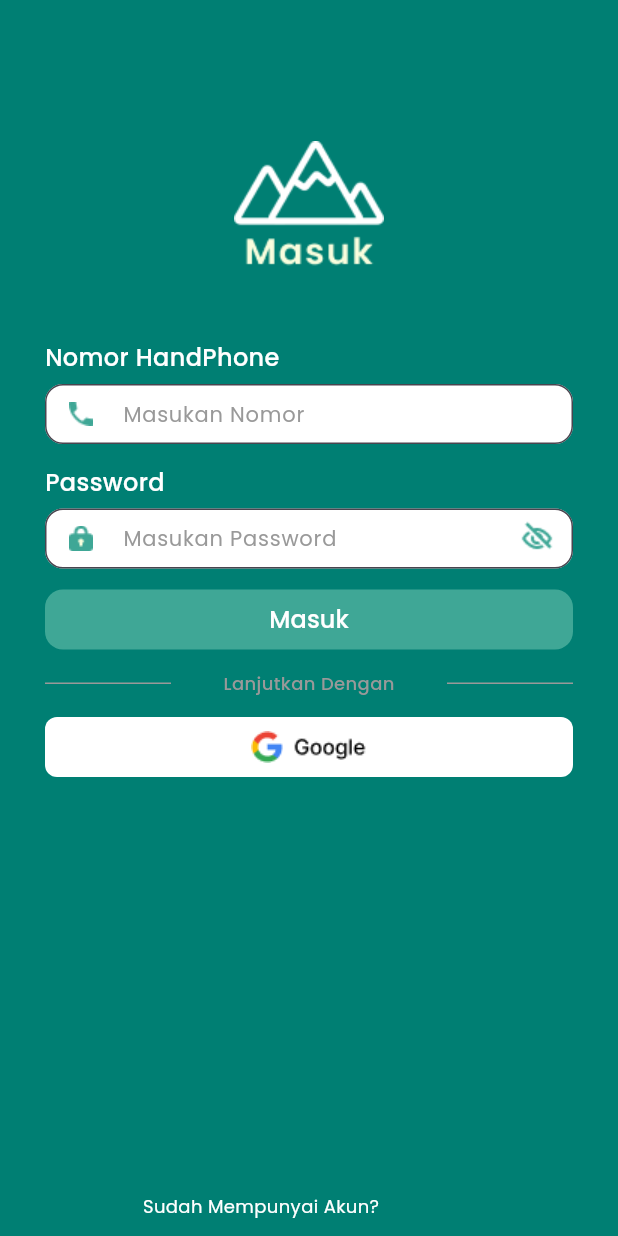
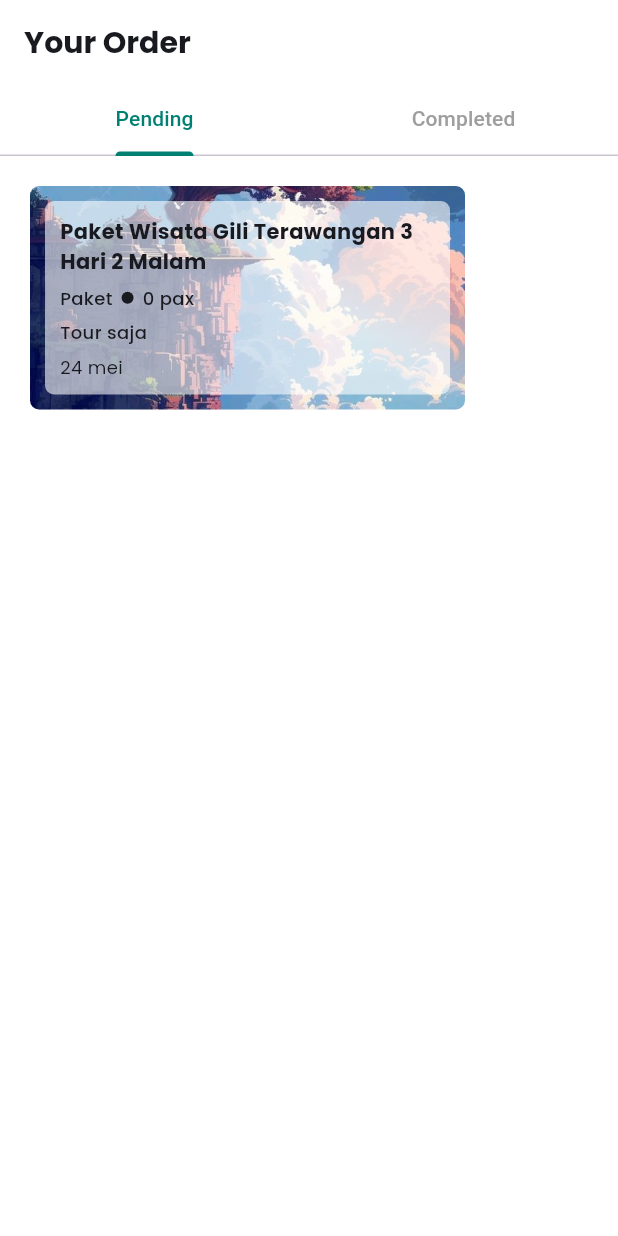
Before and after one commit to xlalurahmatulikhsan/TourTravel, a Flutter app: the screen it shows after launch, on a phone screen of 412 x 824 dp. Run offline on Flutter 3.47's test engine with Material 3 defaults, Android fonts, the phone set to English and light mode, and no system bars; our stand-ins replace carousel_slider, gap, get, google_fonts, smooth_page_indicator; missing offline and left inert: dart:ffi.

Commit message:
order page tanpa fungsi, fungsinya nyusul

```diff
--- a/lib/Page/auth/login.dart
+++ b/lib/Page/auth/login.dart
@@ -109,7 +109,7 @@ class Login extends StatelessWidget {
                   onPressed: () {
                     if (controller.nomor.text == '' &&
                         controller.pass.text == '') {
-                      Get.snackbar("Oi Isi dlu Kimak", "Cahocibeeee");
+                      Get.snackbar("Peringatan", "Tidak Boleh Kosong");
                       return;
                     } else {
                       Get.off(() => Home());
--- /dev/null
+++ b/lib/Page/order_page.dart
@@ -0,0 +1,84 @@
+import 'dart:ffi';
+
+import 'package:flutter/material.dart';
+import 'package:gap/gap.dart';
+import 'package:get/get.dart';
+import 'package:slicing/Page/package/order.dart';
+import 'package:slicing/controller/controller.dart';
+import 'package:slicing/widgets/theme/theme.dart';
+
+class Order extends StatelessWidget {
+  final PackageController controller = Get.put(PackageController());
+
+  @override
+  Widget build(BuildContext context) {
+    return DefaultTabController(
+      length: 2, // Number of tabs
+      child: Scaffold(
+        backgroundColor: whiteColor1,
+        appBar: AppBar(
+          backgroundColor: whiteColor1,
+          elevation: 0,
+          title: Text(
+            'Your Order',
+            style: blackTextStyle.copyWith(
+              fontWeight: bold,
+              fontSize: 20,
+            ),
+          ),
+          bottom: TabBar(
+            labelColor: primaryColor,
+            unselectedLabelColor: Colors.grey,
+            indicatorColor: primaryColor,
+            tabs: [
+              Tab(text: 'Pending'),
+              Tab(text: 'Completed'),
+            ],
+          ),
+        ),
+        body: TabBarView(
+          children: [
+            // Content for each tab
+            _buildPendingOrders(),
+            _buildCompletedOrders(),
+          ],
+        ),
+      ),
+    );
+  }
+
+  Widget _buildPendingOrders() {
+    return SingleChildScrollView(
+      child: Obx(() {
+        final item = controller.paketGiliTerawangan[0];
+        final item2 = controller.destinasi[0];
+        return Column(
+          crossAxisAlignment: CrossAxisAlignment.start,
+          children: [
+            Gap(20),
+            Padding(
+              padding: EdgeInsets.symmetric(
+                horizontal: 20,
+              ),
+              child: MyOrder(
+                  image: item2.image,
+                  paket: item.paket,
+                  jumlahPaket: item.quantity.value,
+                  keterangan: 'Tour saja',
+                  tanggalPesan: '24 mei'),
+            ),
+          ],
+        );
+      }),
+    );
+  }
+
+  Widget _buildCompletedOrders() {
+    return Center(
+      child: Text(
+        'Completed Orders',
+        style: blackTextStyle.copyWith(fontSize: 16),
+      ),
+    );
+  }
+}
--- a/lib/Page/package/Gili/paketGiliTerawangan.dart
+++ b/lib/Page/package/Gili/paketGiliTerawangan.dart
@@ -428,7 +428,6 @@ class WisataPage extends StatelessWidget {
                   Gap(6),
                   Obx(() {
                     final items = controller.paketGiliTerawangan;
-
                     return SizedBox(
                       height: 100,
                       child: ListView.builder(
--- a/lib/Page/package/detailPesanan.dart
+++ b/lib/Page/package/detailPesanan.dart
@@ -360,7 +360,6 @@ void showDragDetailPesanan(
                                 borderRadius: BorderRadius.circular(6),
                                 color: primaryColor,
                               ),
-                              child: Center(
                               child: TextButton(
                                 onPressed: () {
                                   Get.off(
@@ -386,7 +385,6 @@ void showDragDetailPesanan(
                                   ),
                                 ),
                               ),
-                              ),
                             );
                           })
                         ],
--- /dev/null
+++ b/lib/Page/package/order.dart
@@ -0,0 +1,99 @@
+import 'package:flutter/material.dart';
+import 'package:gap/gap.dart';
+import 'package:slicing/widgets/theme/theme.dart';
+
+class MyOrder extends StatelessWidget {
+  final String image;
+  final String paket;
+  final int jumlahPaket;
+  final String keterangan;
+  final String tanggalPesan;
+
+  MyOrder({
+    required this.image,
+    required this.paket,
+    required this.jumlahPaket,
+    required this.keterangan,
+    required this.tanggalPesan,
+  });
+  @override
+  Widget build(BuildContext context) {
+    return Container(
+      width: 290,
+      decoration: BoxDecoration(
+        borderRadius: BorderRadius.circular(6),
+        image: DecorationImage(
+          image: AssetImage(
+            image,
+          ),
+          fit: BoxFit.cover,
+        ),
+      ),
+      child: Padding(
+        padding: const EdgeInsets.all(10.0),
+        child: Container(
+          decoration: BoxDecoration(
+            borderRadius: BorderRadius.circular(6),
+            color: Colors.white60,
+          ),
+          child: Padding(
+            padding: const EdgeInsets.all(10.0),
+            child: Column(
+              crossAxisAlignment: CrossAxisAlignment.start,
+              children: [
+                Text(
+                  'Paket Wisata $paket',
+                  style: blackTextStyle.copyWith(
+                    fontWeight: bold,
+                    fontSize: 14,
+                  ),
+                ),
+                Gap(6),
+                Row(
+                  children: [
+                    Text(
+                      'Paket',
+                      style: blackTextStyle.copyWith(
+                        fontWeight: medium,
+                        fontSize: 12,
+                      ),
+                    ),
+                    Gap(6),
+                    CircleAvatar(
+                      backgroundColor: blackColor,
+                      radius: 4,
+                    ),
+                    Gap(6),
+                    Text(
+                      '$jumlahPaket pax',
+                      style: blackTextStyle.copyWith(
+                        fontWeight: medium,
+                        fontSize: 12,
+                      ),
+                    ),
+                  ],
+                ),
+                Gap(6),
+                Text(
+                  keterangan,
+                  style: blackTextStyle.copyWith(
+                    fontWeight: medium,
+                    fontSize: 12,
+                  ),
+                ),
+                Gap(6),
+                Text(
+                  tanggalPesan,
+                  style: blackTextStyle.copyWith(
+                    fontWeight: regular,
+                    fontSize: 12,
+                  ),
+                ),
+              ],
+            ),
+          ),
+        ),
+      ),
+    );
+  }
+}
--- a/lib/main.dart
+++ b/lib/main.dart
@@ -1,6 +1,7 @@
 import 'package:flutter/material.dart';
 import 'package:get/get.dart';
 import 'package:slicing/Page/auth/login.dart';
+import 'package:slicing/Page/order_page.dart';
 import 'package:slicing/widgets/theme/theme.dart';
 
 void main() {
@@ -15,7 +16,7 @@ class MyApp extends StatelessWidget {
     return GetMaterialApp(
       debugShowCheckedModeBanner: false,
       theme: ThemeData(scaffoldBackgroundColor: primaryColor),
-      home: Login(),
+      home: Order(),
     );
   }
 }
```
Also changed, not shown: lib/Page/package/detailPemesan.dart (added, +193 -0 lines), lib/Page/package/pesan.dart (+15 -4 lines). Lines whose indentation alone changed are shown as unchanged.
